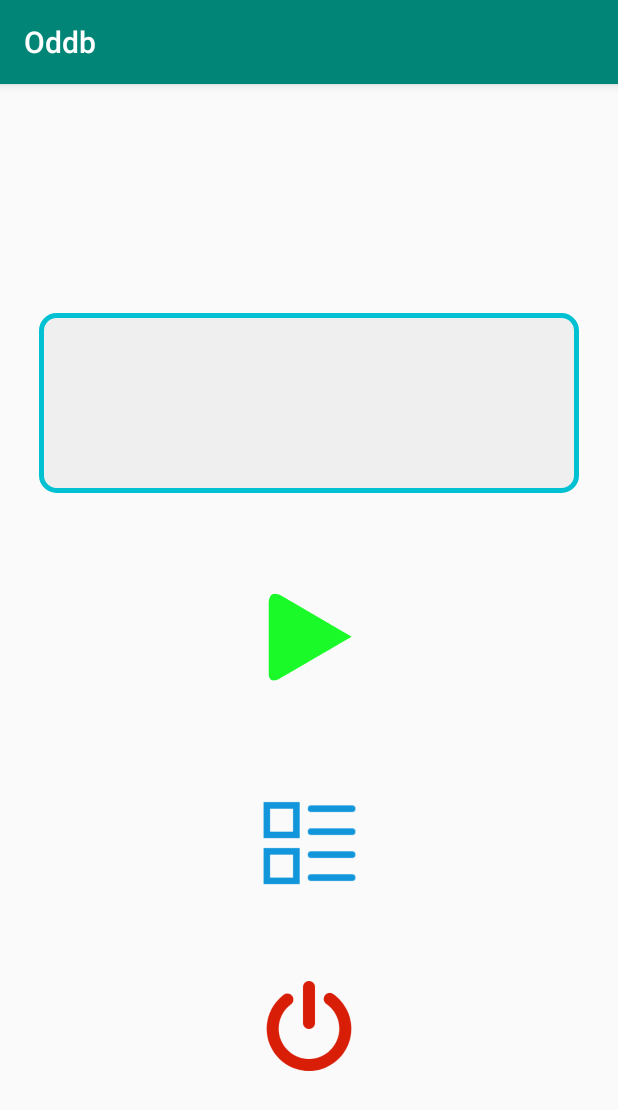
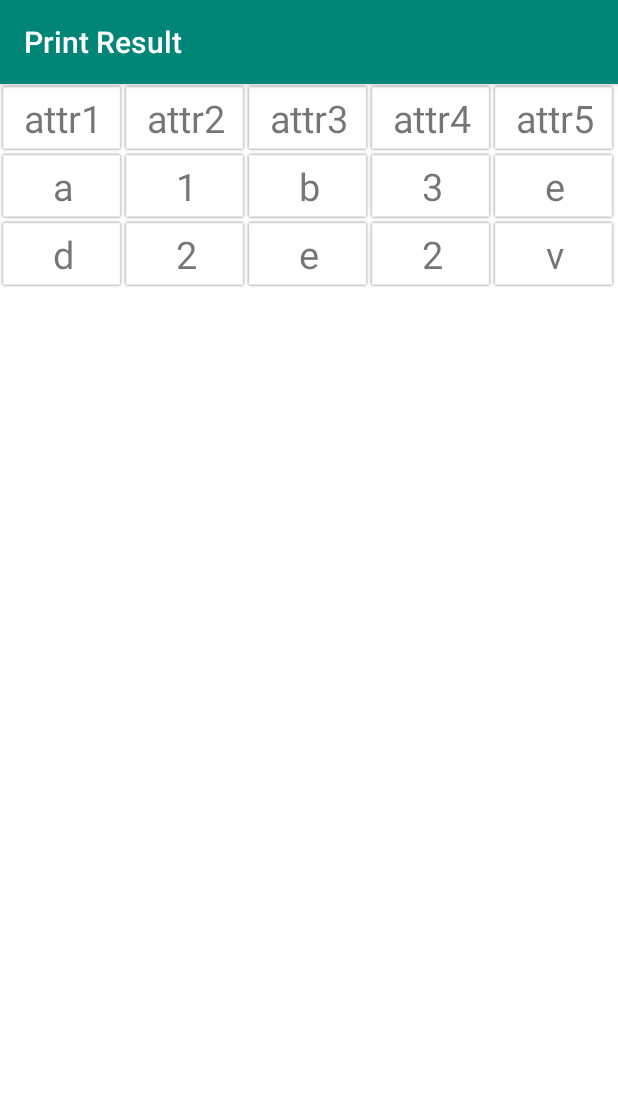
Before and after one commit to CNife/totem-android, an Android app: the screen it shows after launch (MainActivity before the commit, PrintResult after it), after a tap on an icon or button, on a phone screen of 412 x 824 dp. Shown: the top 1110 px of the screen. Run offline under Robolectric (Android 15) with nearby library versions, the phone set to English and light mode, and no system bars.

```diff
--- a/app/src/main/java/drz/oddb/MainActivity.java
+++ b/app/src/main/java/drz/oddb/MainActivity.java
@@ -53,8 +53,8 @@ public class MainActivity extends AppCompatActivity {
             @Override
             public void onClick(View v) {
                 //onStop();
-                //trans.Test();
-               trans.query(editText.getText().toString());
+                trans.Test();
+               //trans.query(editText.getText().toString());
             }
         });
 
--- a/app/src/main/java/drz/oddb/ShowBi.java
+++ b/app/src/main/java/drz/oddb/ShowBi.java
@@ -73,11 +73,10 @@ public class ShowBi extends AppCompatActivity implements Serializable {
                 }
                 tv.setGravity(Gravity.CENTER);
                 tv.setBackgroundResource(R.drawable.tab_bg);
-                tv.setTextSize(28);
+                tv.setTextSize(20);
                 tableRow.addView(tv);
             }
             show_tab.addView(tableRow,new TableLayout.LayoutParams(M,W));
-            ;
 
         }
 
--- a/app/src/main/java/drz/oddb/ShowCla.java
+++ b/app/src/main/java/drz/oddb/ShowCla.java
@@ -23,7 +23,7 @@ public class ShowCla extends AppCompatActivity implements Serializable {
 
     @Override
     protected void onCreate(Bundle savedInstanceState) {
-        Log.d("ShowObj", "oncreate");
+        Log.d("ShowCla", "oncreate");
 
         super.onCreate(savedInstanceState);
         setContentView(R.layout.print_result);
--- a/app/src/main/java/drz/oddb/ShowDep.java
+++ b/app/src/main/java/drz/oddb/ShowDep.java
@@ -73,7 +73,7 @@ public class ShowDep extends AppCompatActivity implements Serializable {
                 }
                 tv.setGravity(Gravity.CENTER);
                 tv.setBackgroundResource(R.drawable.tab_bg);
-                tv.setTextSize(37);
+                tv.setTextSize(28);
                 tableRow.addView(tv);
             }
             show_tab.addView(tableRow, new TableLayout.LayoutParams(M, W));
--- a/app/src/main/java/drz/oddb/ShowSwi.java
+++ b/app/src/main/java/drz/oddb/ShowSwi.java
@@ -22,7 +22,7 @@ public class ShowSwi extends AppCompatActivity implements Serializable {
 
     @Override
     protected void onCreate(Bundle savedInstanceState) {
-        Log.d("ShowObj", "oncreate");
+        Log.d("ShowSwi", "oncreate");
 
         super.onCreate(savedInstanceState);
         setContentView(R.layout.print_result);
@@ -68,7 +68,7 @@ public class ShowSwi extends AppCompatActivity implements Serializable {
                 }
                 tv.setGravity(Gravity.CENTER);
                 tv.setBackgroundResource(R.drawable.tab_bg);
-                tv.setTextSize(37);
+                tv.setTextSize(50);
                 tableRow.addView(tv);
             }
             show_tab.addView(tableRow, new TableLayout.LayoutParams(M, W));
--- a/app/src/main/java/drz/oddb/Transaction/TransAction.java
+++ b/app/src/main/java/drz/oddb/Transaction/TransAction.java
@@ -57,22 +57,27 @@ public class TransAction {
     public void Test(){
         TupleList tpl = new TupleList();
         Tuple t1 = new Tuple();
-        t1.tupleHeader = 3;
+        t1.tupleHeader = 5;
         t1.tuple = new Object[t1.tupleHeader];
         t1.tuple[0] = "a";
         t1.tuple[1] = 1;
         t1.tuple[2] = "b";
+        t1.tuple[3] = 3;
+        t1.tuple[4] = "e";
         Tuple t2 = new Tuple();
-        t2.tupleHeader = 3;
+        t2.tupleHeader = 5;
         t2.tuple = new Object[t2.tupleHeader];
         t2.tuple[0] = "d";
         t2.tuple[1] = 2;
         t2.tuple[2] = "e";
+        t2.tuple[3] = 2;
+        t2.tuple[4] = "v";
+
         tpl.addTuple(t1);
         tpl.addTuple(t2);
-        String[] attrname = {"attr2","attr1","attr3"};
-        int[] attrid = {1,0,2};
-        String[]attrtype = {"int","char","char"};
+        String[] attrname = {"attr2","attr1","attr3","attr5","attr4"};
+        int[] attrid = {1,0,2,4,3};
+        String[]attrtype = {"int","char","char","char","int"};
 
         PrintSelectResult(tpl,attrname,attrid,attrtype);
 
```
Also changed, not shown: app/src/main/res/drawable/tab_bg.9.png.
